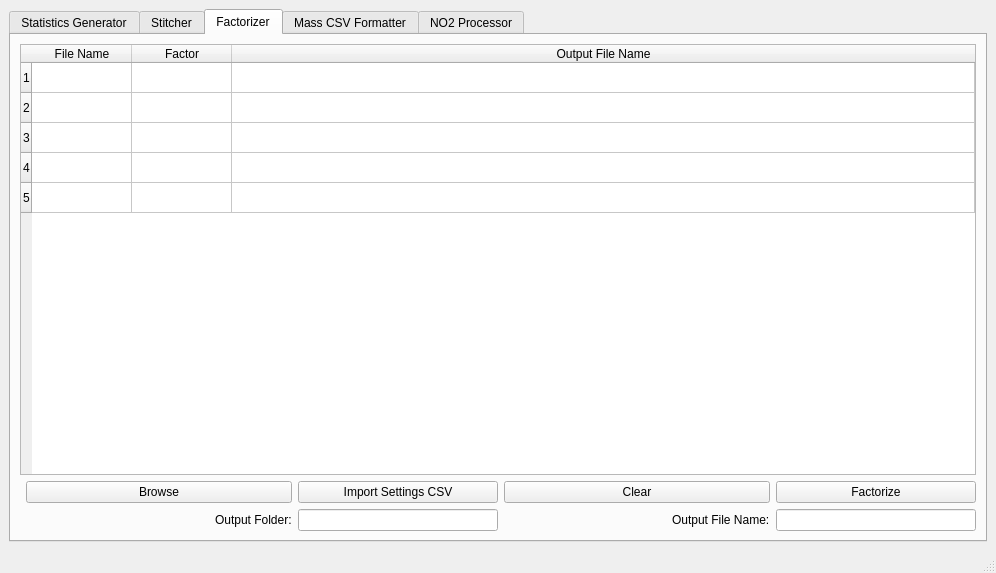
The window that PyQt/AirQualityToolkit.ui (Jack-McKew/Air-Quality-Toolkit) describes before a commit, drawn with Qt 5.
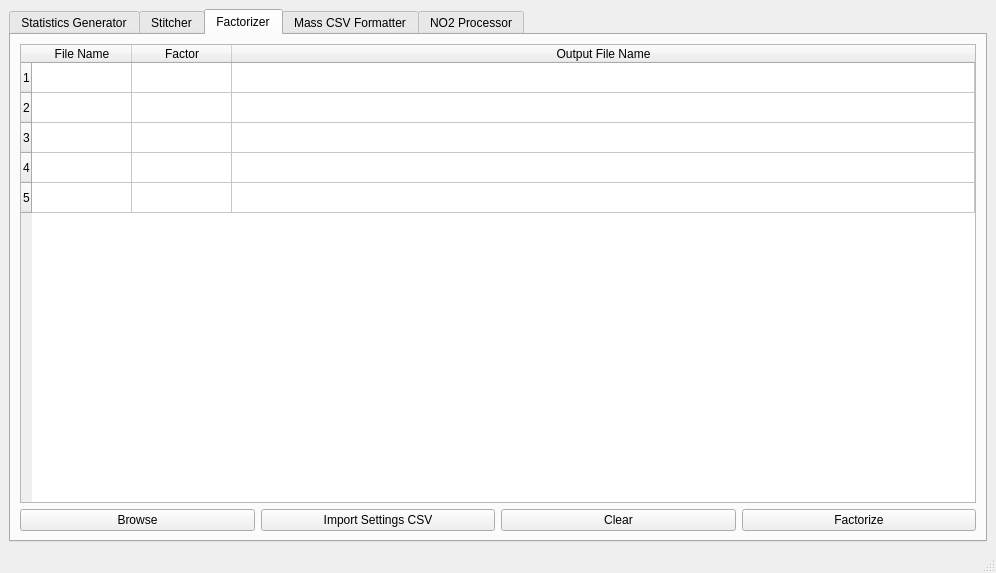
The same window after the commit. The open tabs and pages were chosen to show the change.

The edit to the form file:
```diff
--- a/PyQt/AirQualityToolkit.ui
+++ b/PyQt/AirQualityToolkit.ui
@@ -380,39 +380,42 @@
        <attribute name="title">
         <string>Factorizer</string>
        </attribute>
-       <layout class="QGridLayout" name="gridLayout_19">
-        <item row="1" column="1">
+       <layout class="QVBoxLayout" name="verticalLayout">
+        <item>
+         <widget class="QTableWidget" name="Factorizer_Table">
+          <property name="rowCount">
+           <number>5</number>
+          </property>
+          <attribute name="horizontalHeaderStretchLastSection">
+           <bool>true</bool>
+          </attribute>
+          <row/>
+          <row/>
+          <row/>
+          <row/>
+          <row/>
+          <column>
+           <property name="text">
+            <string>File Name</string>
+           </property>
+          </column>
+          <column>
+           <property name="text">
+            <string>Factor</string>
+           </property>
+          </column>
+          <column>
+           <property name="text">
+            <string>Output File Name</string>
+           </property>
+          </column>
+         </widget>
+        </item>
+        <item>
          <layout class="QGridLayout" name="gridLayout_18">
           <property name="sizeConstraint">
            <enum>QLayout::SetFixedSize</enum>
           </property>
-          <item row="1" column="3">
-           <widget class="QLineEdit" name="lineEdit_15">
-            <property name="maximumSize">
-             <size>
-              <width>200</width>
-              <height>16777215</height>
-             </size>
-            </property>
-           </widget>
-          </item>
-          <item row="1" column="2" alignment="Qt::AlignRight">
-           <widget class="QLabel" name="label_17">
-            <property name="text">
-             <string>Output File Name:</string>
-            </property>
-           </widget>
-          </item>
-          <item row="1" column="1">
-           <widget class="QLineEdit" name="lineEdit_16">
-            <property name="maximumSize">
-             <size>
-              <width>200</width>
-              <height>16777215</height>
-             </size>
-            </property>
-           </widget>
-          </item>
           <item row="0" column="1">
            <widget class="QPushButton" name="pushButton_13">
             <property name="text">
@@ -441,45 +444,8 @@
             </property>
            </widget>
           </item>
-          <item row="1" column="0" alignment="Qt::AlignRight">
-           <widget class="QLabel" name="label_18">
-            <property name="text">
-             <string>Output Folder:</string>
-            </property>
-           </widget>
-          </item>
          </layout>
         </item>
-        <item row="0" column="0" colspan="2">
-         <widget class="QTableWidget" name="tableWidget_3">
-          <property name="rowCount">
-           <number>5</number>
-          </property>
-          <attribute name="horizontalHeaderStretchLastSection">
-           <bool>true</bool>
-          </attribute>
-          <row/>
-          <row/>
-          <row/>
-          <row/>
-          <row/>
-          <column>
-           <property name="text">
-            <string>File Name</string>
-           </property>
-          </column>
-          <column>
-           <property name="text">
-            <string>Factor</string>
-           </property>
-          </column>
-          <column>
-           <property name="text">
-            <string>Output File Name</string>
-           </property>
-          </column>
-         </widget>
-        </item>
        </layout>
       </widget>
       <widget class="QWidget" name="tab_7">
```
Left out of the diff: 190 changed lines with no effect on the pictures.
